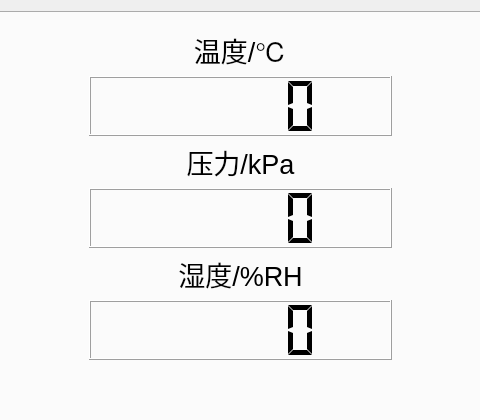
This is FBGsensor/fbgsensor.ui in gao5254/FBGsensor as Qt 5 draws it before an edit; both pictures show x 110 to 590 and y 0 to 420 of the 884 by 737 pixel window. The edited form follows.
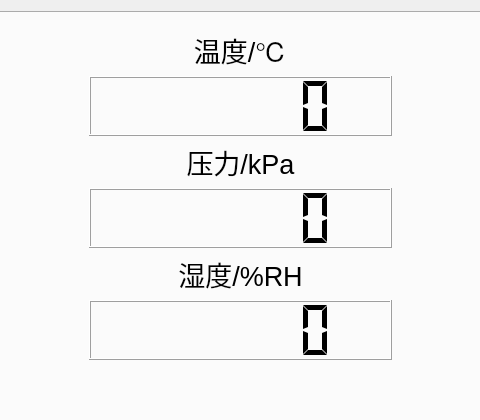
This is the edited form. The open tabs and pages were chosen to show the change. Custom widgets are drawn as their Qt base class.

The edit to the form file:
```diff
--- a/FBGsensor/fbgsensor.ui
+++ b/FBGsensor/fbgsensor.ui
@@ -7,7 +7,7 @@
     <x>0</x>
     <y>0</y>
     <width>869</width>
-    <height>706</height>
+    <height>720</height>
    </rect>
   </property>
   <property name="windowTitle">
@@ -71,6 +71,9 @@
                 <height>60</height>
                </size>
               </property>
+              <property name="digitCount">
+               <number>6</number>
+              </property>
               <property name="segmentStyle">
                <enum>QLCDNumber::Flat</enum>
               </property>
@@ -99,6 +102,9 @@
                 <height>60</height>
                </size>
               </property>
+              <property name="digitCount">
+               <number>6</number>
+              </property>
               <property name="segmentStyle">
                <enum>QLCDNumber::Flat</enum>
               </property>
@@ -128,7 +134,7 @@
                </size>
               </property>
               <property name="digitCount">
-               <number>5</number>
+               <number>6</number>
               </property>
               <property name="segmentStyle">
                <enum>QLCDNumber::Flat</enum>
```
Left out of the diff: 2 changed lines with no effect on the pictures.
